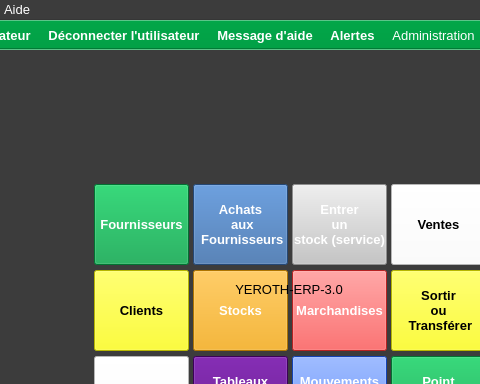
This is ui/yeroth-erp-main-window.ui in xnoumbissinoundou/yeroth-erp-3.0 as Qt 5 draws it before an edit; both pictures show x 111 to 591 and y 0 to 384 of the 800 by 600 pixel window. The edited form follows.
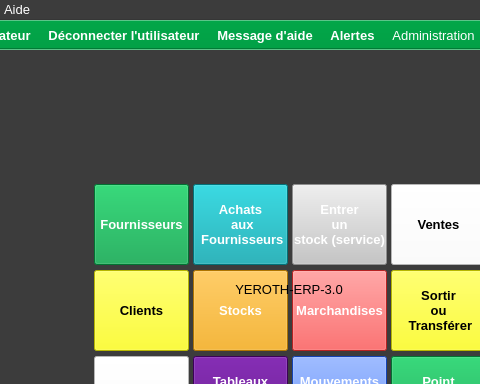
This is the edited form. Icons and pictures are not drawn. Custom widgets are drawn as their Qt base class.

```diff
--- a/ui/yeroth-erp-main-window.ui
+++ b/ui/yeroth-erp-main-window.ui
@@ -470,45 +470,45 @@
        <colorrole role="Button">
         <brush brushstyle="SolidPattern">
          <color alpha="255">
-          <red>52</red>
-          <green>101</green>
-          <blue>164</blue>
+          <red>2</red>
+          <green>160</green>
+          <blue>170</blue>
          </color>
         </brush>
        </colorrole>
        <colorrole role="Light">
         <brush brushstyle="SolidPattern">
          <color alpha="255">
-          <red>78</red>
-          <green>152</green>
-          <blue>246</blue>
+          <red>3</red>
+          <green>240</green>
+          <blue>255</blue>
          </color>
         </brush>
        </colorrole>
        <colorrole role="Midlight">
         <brush brushstyle="SolidPattern">
          <color alpha="255">
-          <red>65</red>
-          <green>126</green>
-          <blue>205</blue>
+          <red>2</red>
+          <green>200</green>
+          <blue>212</blue>
          </color>
         </brush>
        </colorrole>
        <colorrole role="Dark">
         <brush brushstyle="SolidPattern">
          <color alpha="255">
-          <red>26</red>
-          <green>50</green>
-          <blue>82</blue>
+          <red>1</red>
+          <green>80</green>
+          <blue>85</blue>
          </color>
         </brush>
        </colorrole>
        <colorrole role="Mid">
         <brush brushstyle="SolidPattern">
          <color alpha="255">
-          <red>34</red>
-          <green>67</green>
-          <blue>109</blue>
+          <red>1</red>
+          <green>107</green>
+          <blue>113</blue>
          </color>
         </brush>
        </colorrole>
@@ -551,9 +551,9 @@
        <colorrole role="Window">
         <brush brushstyle="SolidPattern">
          <color alpha="255">
-          <red>52</red>
-          <green>101</green>
-          <blue>164</blue>
+          <red>2</red>
+          <green>160</green>
+          <blue>170</blue>
          </color>
         </brush>
        </colorrole>
@@ -578,9 +578,9 @@
        <colorrole role="AlternateBase">
         <brush brushstyle="SolidPattern">
          <color alpha="255">
-          <red>153</red>
-          <green>178</green>
-          <blue>209</blue>
+          <red>128</red>
+          <green>207</green>
+          <blue>212</blue>
          </color>
         </brush>
        </colorrole>
@@ -616,45 +616,45 @@
        <colorrole role="Button">
         <brush brushstyle="SolidPattern">
          <color alpha="255">
-          <red>52</red>
-          <green>101</green>
-          <blue>164</blue>
+          <red>2</red>
+          <green>160</green>
+          <blue>170</blue>
          </color>
         </brush>
        </colorrole>
        <colorrole role="Light">
         <brush brushstyle="SolidPattern">
          <color alpha="255">
-          <red>78</red>
-          <green>152</green>
-          <blue>246</blue>
+          <red>3</red>
+          <green>240</green>
+          <blue>255</blue>
          </color>
         </brush>
        </colorrole>
        <colorrole role="Midlight">
         <brush brushstyle="SolidPattern">
          <color alpha="255">
-          <red>65</red>
-          <green>126</green>
-          <blue>205</blue>
+          <red>2</red>
+          <green>200</green>
+          <blue>212</blue>
          </color>
         </brush>
        </colorrole>
        <colorrole role="Dark">
         <brush brushstyle="SolidPattern">
          <color alpha="255">
-          <red>26</red>
-          <green>50</green>
-          <blue>82</blue>
+          <red>1</red>
+          <green>80</green>
+          <blue>85</blue>
          </color>
         </brush>
        </colorrole>
        <colorrole role="Mid">
         <brush brushstyle="SolidPattern">
          <color alpha="255">
-          <red>34</red>
-          <green>67</green>
-          <blue>109</blue>
+          <red>1</red>
+          <green>107</green>
+          <blue>113</blue>
          </color>
         </brush>
        </colorrole>
@@ -697,9 +697,9 @@
        <colorrole role="Window">
         <brush brushstyle="SolidPattern">
          <color alpha="255">
-          <red>52</red>
-          <green>101</green>
-          <blue>164</blue>
+          <red>2</red>
+          <green>160</green>
+          <blue>170</blue>
          </color>
         </brush>
        </colorrole>
@@ -724,9 +724,9 @@
        <colorrole role="AlternateBase">
         <brush brushstyle="SolidPattern">
          <color alpha="255">
-          <red>153</red>
-          <green>178</green>
-          <blue>209</blue>
+          <red>128</red>
+          <green>207</green>
+          <blue>212</blue>
          </color>
         </brush>
        </colorrole>
@@ -753,63 +753,63 @@
        <colorrole role="WindowText">
         <brush brushstyle="SolidPattern">
          <color alpha="255">
-          <red>26</red>
-          <green>50</green>
-          <blue>82</blue>
+          <red>1</red>
+          <green>80</green>
+          <blue>85</blue>
          </color>
         </brush>
        </colorrole>
        <colorrole role="Button">
         <brush brushstyle="SolidPattern">
          <color alpha="255">
-          <red>52</red>
-          <green>101</green>
-          <blue>164</blue>
+          <red>2</red>
+          <green>160</green>
+          <blue>170</blue>
          </color>
         </brush>
        </colorrole>
        <colorrole role="Light">
         <brush brushstyle="SolidPattern">
          <color alpha="255">
-          <red>78</red>
-          <green>152</green>
-          <blue>246</blue>
+          <red>3</red>
+          <green>240</green>
+          <blue>255</blue>
          </color>
         </brush>
        </colorrole>
        <colorrole role="Midlight">
         <brush brushstyle="SolidPattern">
          <color alpha="255">
-          <red>65</red>
-          <green>126</green>
-          <blue>205</blue>
+          <red>2</red>
+          <green>200</green>
+          <blue>212</blue>
          </color>
         </brush>
        </colorrole>
        <colorrole role="Dark">
         <brush brushstyle="SolidPattern">
          <color alpha="255">
-          <red>26</red>
-          <green>50</green>
-          <blue>82</blue>
+          <red>1</red>
+          <green>80</green>
+          <blue>85</blue>
          </color>
         </brush>
        </colorrole>
        <colorrole role="Mid">
         <brush brushstyle="SolidPattern">
          <color alpha="255">
-          <red>34</red>
-          <green>67</green>
-          <blue>109</blue>
+          <red>1</red>
+          <green>107</green>
+          <blue>113</blue>
          </color>
         </brush>
        </colorrole>
        <colorrole role="Text">
         <brush brushstyle="SolidPattern">
          <color alpha="255">
-          <red>26</red>
-          <green>50</green>
-          <blue>82</blue>
+          <red>1</red>
+          <green>80</green>
+          <blue>85</blue>
          </color>
         </brush>
        </colorrole>
@@ -825,27 +825,27 @@
        <colorrole role="ButtonText">
         <brush brushstyle="SolidPattern">
          <color alpha="255">
-          <red>26</red>
-          <green>50</green>
-          <blue>82</blue>
+          <red>1</red>
+          <green>80</green>
+          <blue>85</blue>
          </color>
         </brush>
        </colorrole>
        <colorrole role="Base">
         <brush brushstyle="SolidPattern">
          <color alpha="255">
-          <red>52</red>
-          <green>101</green>
-          <blue>164</blue>
+          <red>2</red>
+          <green>160</green>
+          <blue>170</blue>
          </color>
         </brush>
        </colorrole>
        <colorrole role="Window">
         <brush brushstyle="SolidPattern">
          <color alpha="255">
-          <red>52</red>
-          <green>101</green>
-          <blue>164</blue>
+          <red>2</red>
+          <green>160</green>
+          <blue>170</blue>
          </color>
         </brush>
        </colorrole>
@@ -870,9 +870,9 @@
        <colorrole role="AlternateBase">
         <brush brushstyle="SolidPattern">
          <color alpha="255">
-          <red>52</red>
-          <green>101</green>
-          <blue>164</blue>
+          <red>2</red>
+          <green>160</green>
+          <blue>170</blue>
          </color>
         </brush>
        </colorrole>
```
